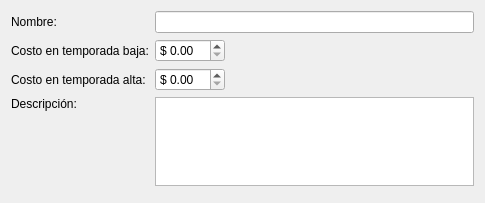
This is src/ui/tipo.ui in leosmolas/conotels as Qt 5 draws it before an edit. The edited form follows.
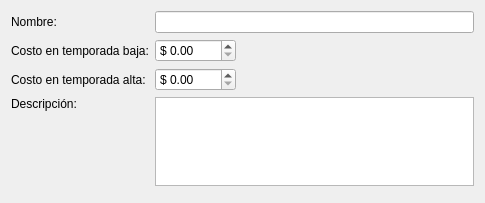
This is the edited form.

Commit message: Arreglado el pete que tipo no aceptaba mas que 99.99 en los costos de temporada alta y baja. Y arreglado una boludez que al modificar un tipo hacia un redondeo de los costos de temporada alta y baja.

```diff
--- a/src/ui/tipo.ui
+++ b/src/ui/tipo.ui
@@ -88,6 +88,9 @@
        <property name="prefix">
         <string>$ </string>
        </property>
+       <property name="maximum">
+        <double>9999.989999999999782</double>
+       </property>
       </widget>
      </item>
      <item row="2" column="1">
@@ -101,6 +104,9 @@
        <property name="prefix">
         <string>$ </string>
        </property>
+       <property name="maximum">
+        <double>9999.989999999999782</double>
+       </property>
       </widget>
      </item>
     </layout>
```
The commit also changes 3 other files.
